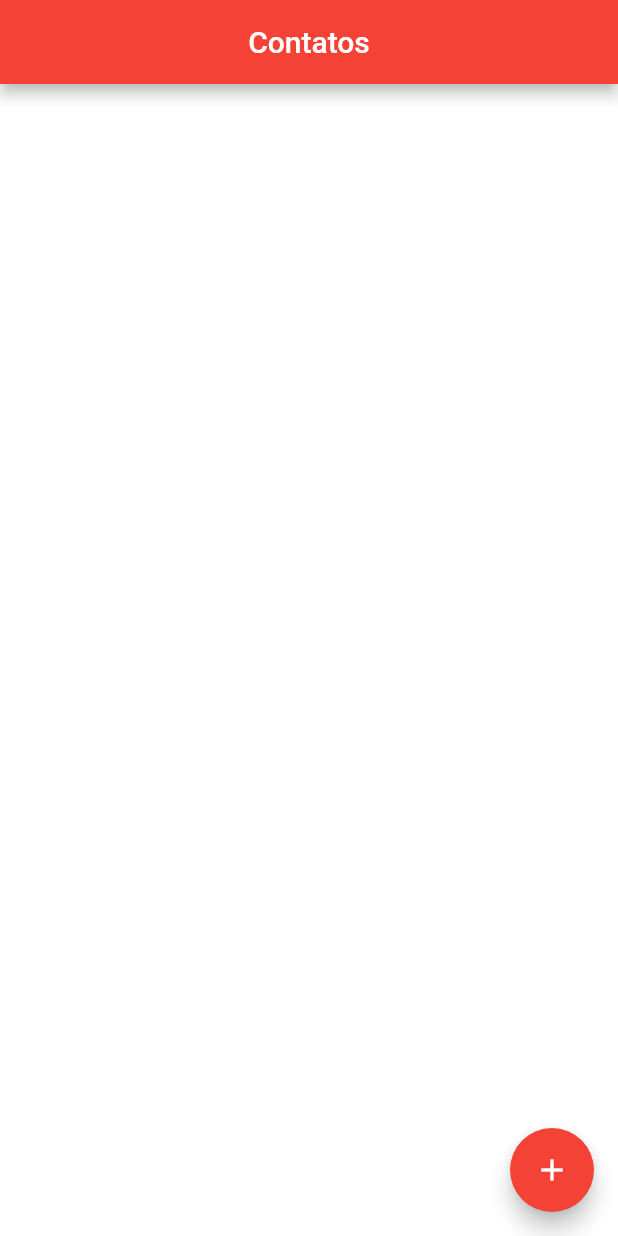
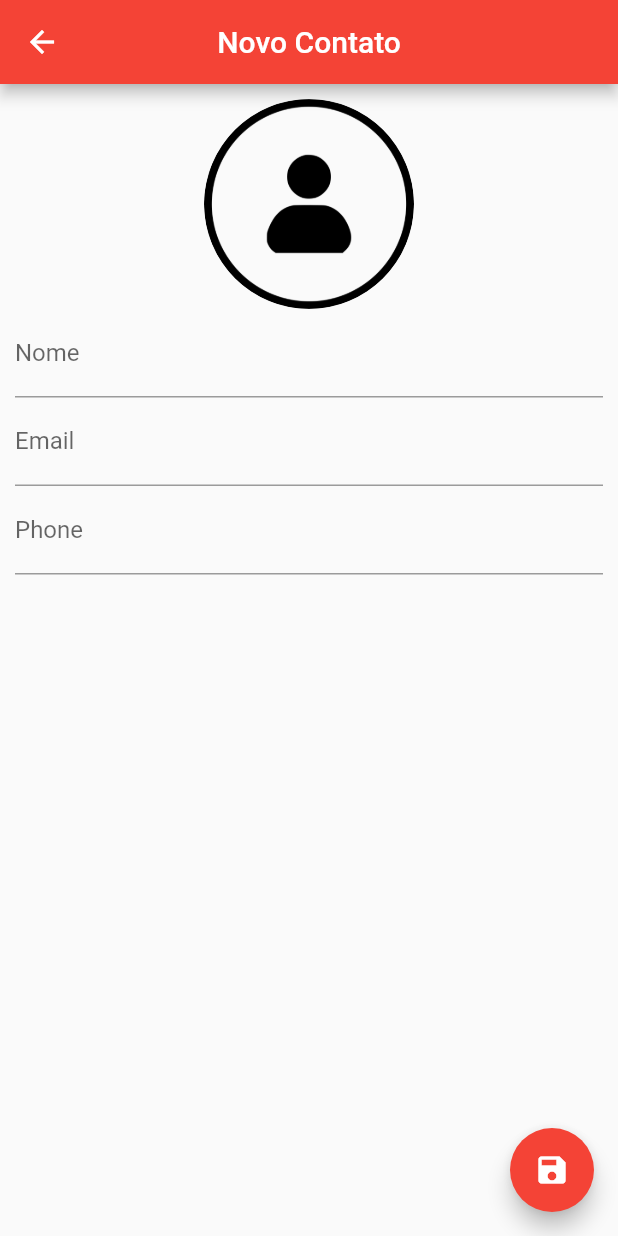
Before and after one commit to fabiosteixeira/Flutter_Contact_Book, a Flutter app: the screen it shows after launch, after a tap on the "add" icon, on a phone screen of 412 x 824 dp. Run offline on Flutter 3.47's test engine with Material 2 defaults, Android fonts, the phone set to English and light mode, and no system bars; our stand-ins replace sqflite; accounts and stored records are empty.

Commit message:
Criação da tela de detalhe de contato

```diff
--- a/lib/main.dart
+++ b/lib/main.dart
@@ -3,6 +3,7 @@ import 'package:flutter_contact_book/ui/home_page.dart';
 
 void main() {
   runApp(const MaterialApp(
+    debugShowCheckedModeBanner: false,
     home: HomePage(),
   ));
 }
--- /dev/null
+++ b/lib/ui/contact_page.dart
@@ -0,0 +1,146 @@
+import 'dart:io';
+
+import "package:flutter/material.dart";
+import '../helpers/contact_helper.dart';
+
+class ContactPage extends StatefulWidget {
+  final Contact? contact;
+
+  const ContactPage({Key? key, this.contact}) : super(key: key);
+
+  @override
+  State<ContactPage> createState() => _ContactPageState();
+}
+
+class _ContactPageState extends State<ContactPage> {
+  Contact? _editedContact;
+  bool _userEdited = false;
+
+  final _nameControler = TextEditingController();
+  final _emailControler = TextEditingController();
+  final _phoneControler = TextEditingController();
+
+  final _nameFocus = FocusNode();
+
+  @override
+  void initState() {
+    super.initState();
+
+    if (widget.contact == null) {
+      _editedContact = Contact();
+    } else {
+      _editedContact = Contact.fromMap(widget.contact!.toMap());
+      _nameControler.text = _editedContact!.name!;
+      _emailControler.text = _editedContact!.email!;
+      _phoneControler.text = _editedContact!.phone!;
+    }
+  }
+
+  @override
+  Widget build(BuildContext context) {
+    return WillPopScope(
+      onWillPop: _requestPop,
+      child: Scaffold(
+        appBar: AppBar(
+          backgroundColor: Colors.red,
+          title: Text(_editedContact!.name ?? "Novo Contato"),
+          centerTitle: true,
+        ),
+        floatingActionButton: FloatingActionButton(
+          onPressed: () {
+            if (_editedContact!.name != null &&
+                _editedContact!.name!.isNotEmpty) {
+              Navigator.pop(context, _editedContact);
+            } else {
+              FocusScope.of(context).requestFocus(_nameFocus);
+            }
+          },
+          child: const Icon(Icons.save),
+          backgroundColor: Colors.red,
+        ),
+        body: SingleChildScrollView(
+          padding: const EdgeInsets.all(10),
+          child: Column(
+            children: [
+              GestureDetector(
+                child: Container(
+                  width: 140,
+                  height: 140,
+                  decoration: BoxDecoration(
+                    shape: BoxShape.circle,
+                    image: DecorationImage(
+                      image: _editedContact!.img != null
+                          ? FileImage(File(_editedContact!.img!))
+                          : const AssetImage("images/person.jpg")
+                              as ImageProvider,
+                    ),
+                  ),
+                ),
+              ),
+              TextField(
+                decoration: const InputDecoration(labelText: "Nome"),
+                onChanged: (text) {
+                  _userEdited = true;
+                  setState(() {
+                    _editedContact!.name = text;
+                  });
+                },
+                controller: _nameControler,
+                focusNode: _nameFocus,
+              ),
+              TextField(
+                decoration: const InputDecoration(labelText: "Email"),
+                onChanged: (text) {
+                  _userEdited = true;
+                  _editedContact!.email = text;
+                },
+                controller: _emailControler,
+                keyboardType: TextInputType.emailAddress,
+              ),
+              TextField(
+                decoration: const InputDecoration(labelText: "Phone"),
+                onChanged: (text) {
+                  _userEdited = true;
+                  _editedContact!.phone = text;
+                },
+                controller: _phoneControler,
+                keyboardType: TextInputType.phone,
+              ),
+            ],
+          ),
+        ),
+      ),
+    );
+  }
+
+  Future<bool> _requestPop() {
+    if (_userEdited) {
+      showDialog(
+          context: context,
+          builder: (context) {
+            return AlertDialog(
+              title: const Text("Descartar alterações?"),
+              content: const Text("Se sair, as alterações serão perdidas!"),
+              actions: [
+                TextButton(
+                  onPressed: () {
+                    Navigator.pop(context);
+                  },
+                  child: const Text("Cancelar"),
+                ),
+                TextButton(
+                  onPressed: () {
+                    Navigator.pop(context);
+                    Navigator.pop(context);
+                  },
+                  child: Text("Sim"),
+                ),
+              ],
+            );
+          });
+      return Future.value(false);
+    } else {
+      return Future.value(true);
+    }
+  }
+}
--- a/lib/ui/home_page.dart
+++ b/lib/ui/home_page.dart
@@ -2,6 +2,7 @@ import 'dart:io';
 
 import "package:flutter/material.dart";
 import 'package:flutter_contact_book/helpers/contact_helper.dart';
+import 'package:flutter_contact_book/ui/contact_page.dart';
 
 class HomePage extends StatefulWidget {
   const HomePage({Key? key}) : super(key: key);
@@ -18,11 +19,7 @@ class _HomePageState extends State<HomePage> {
   void initState() {
     super.initState();
 
-    helper.getAllContacts().then((list) {
-      setState(() {
-        contacts = list;
-      });
-    });
+    getAllContacts();
   }
 
   @override
@@ -35,7 +32,9 @@ class _HomePageState extends State<HomePage> {
       ),
       backgroundColor: Colors.white,
       floatingActionButton: FloatingActionButton(
-        onPressed: () {},
+        onPressed: () {
+          _showContactPage();
+        },
         child: const Icon(Icons.add),
         backgroundColor: Colors.red,
       ),
@@ -117,6 +116,9 @@ class _HomePageState extends State<HomePage> {
           ),
         ),
       ),
+      onTap: () {
+        _showContactPage(contact: contacts[index]);
+      },
     );
   }
 
@@ -133,4 +135,29 @@ class _HomePageState extends State<HomePage> {
       return const AssetImage("images/person.jpg");
     }
   }
+
+  void _showContactPage({Contact? contact}) async {
+    final recContact = await Navigator.push(
+        context,
+        MaterialPageRoute(
+            builder: (context) => ContactPage(
+                  contact: contact,
+                )));
+    if (recContact != null) {
+      if (contact != null) {
+        await helper.updateContact(recContact);
+      } else {
+        await helper.saveContact(recContact);
+      }
+      getAllContacts();
+    }
+  }
+
+  void getAllContacts() {
+    helper.getAllContacts().then((list) {
+      setState(() {
+        contacts = list;
+      });
+    });
+  }
 }
```
